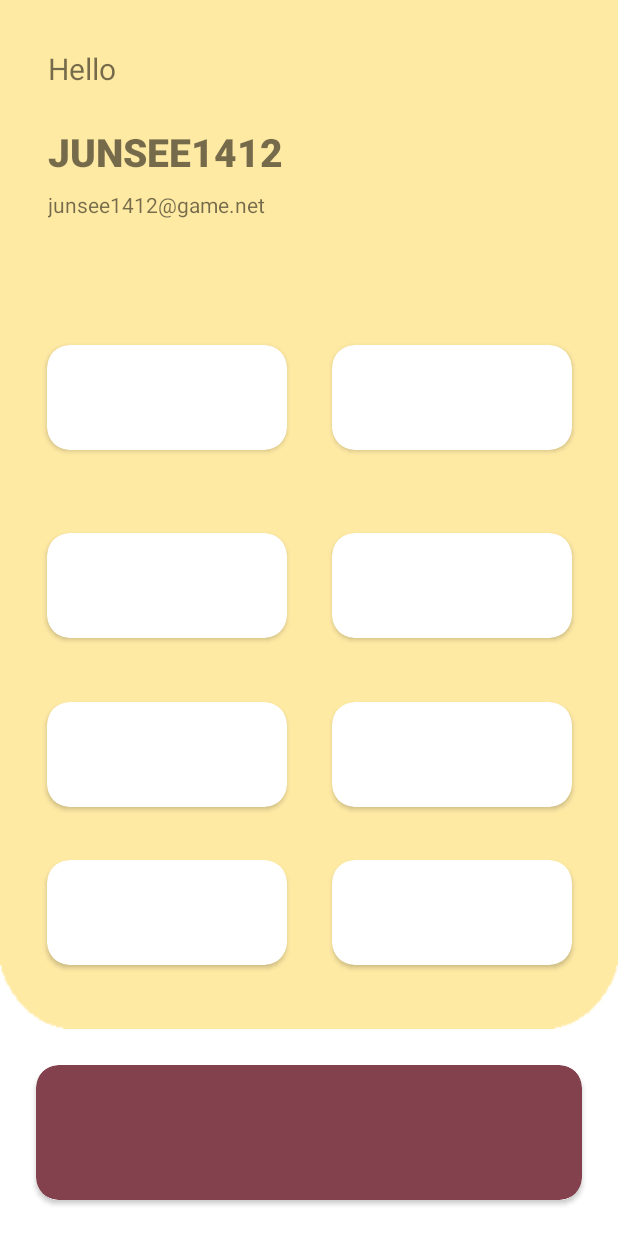
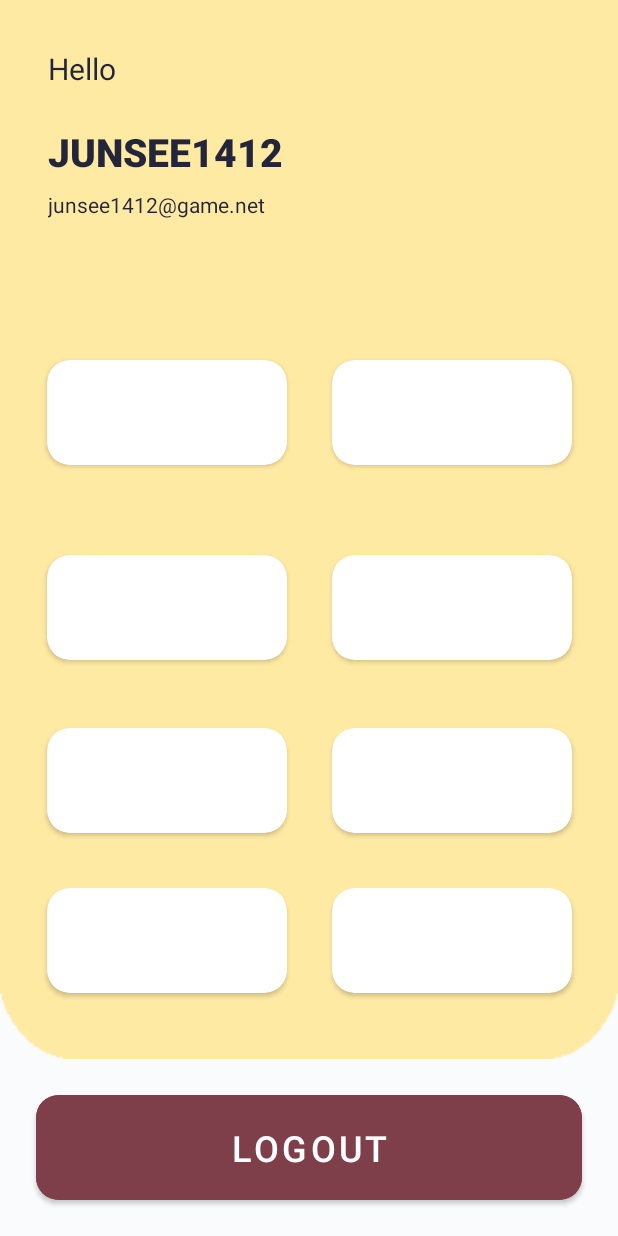
Before and after one commit to junsee1412/bone_fish_android, an Android app: the fragment tabUser shown on its own in the app's theme, on a phone screen of 412 x 824 dp. Run offline under Robolectric (Android 15) with nearby library versions, the phone set to English and light mode, and no system bars.

Commit message:
create UserTab

```diff
--- a/app/src/main/AndroidManifest.xml
+++ b/app/src/main/AndroidManifest.xml
@@ -20,7 +20,8 @@
         <activity
             android:name=".RegisterActivity"/>
         <activity
-            android:name=".SplashActivity1">
+            android:name=".SplashActivity1"
+            android:noHistory="true">
             <intent-filter>
                 <action android:name="android.intent.action.MAIN" />
 
--- a/app/src/main/java/com/example/doan/LoginActivity.java
+++ b/app/src/main/java/com/example/doan/LoginActivity.java
@@ -87,8 +87,8 @@ public class LoginActivity extends AppCompatActivity {
 
     private void toMainActivity(String token) {
         Intent intent = new Intent(this, MainActivity.class);
-        db.QueryData("DELETE FROM token");
-        db.QueryData("DELETE FROM bill");
+//        db.QueryData("DELETE FROM token");
+//        db.QueryData("DELETE FROM bill");
         db.QueryData("INSERT INTO token VALUES(null,'"+token+"')");
         startActivity(intent);
     }
--- a/app/src/main/java/com/example/doan/api/apiUser.java
+++ b/app/src/main/java/com/example/doan/api/apiUser.java
@@ -6,8 +6,10 @@ import retrofit2.Call;
 import retrofit2.http.DELETE;
 import retrofit2.http.Field;
 import retrofit2.http.FormUrlEncoded;
+import retrofit2.http.GET;
 import retrofit2.http.POST;
 import retrofit2.http.PUT;
+import retrofit2.http.Path;
 
 public interface apiUser {
     @FormUrlEncoded
@@ -22,6 +24,9 @@ public interface apiUser {
     @PUT("/api/user")
     Call<User> UpdatePassword(@Field("token") String token, @Field("pass") String pass);
 
+    @GET("/api/user/{token}")
+    Call<User> GetUser(@Path("token") String token);
+
     @FormUrlEncoded
     @DELETE("/api/user")
     Call<User> DelUser(@Field("token") String token, @Field("pass") String pass);
--- a/app/src/main/java/com/example/doan/tabforMain/tabUser.java
+++ b/app/src/main/java/com/example/doan/tabforMain/tabUser.java
@@ -1,20 +1,39 @@
 package com.example.doan.tabforMain;
 
+import android.content.Context;
+import android.content.Intent;
 import android.os.Bundle;
 import android.util.Log;
 import android.view.LayoutInflater;
 import android.view.View;
 import android.view.ViewGroup;
+import android.widget.Button;
+import android.widget.TextView;
 
 import androidx.fragment.app.Fragment;
 
 import com.example.doan.R;
+import com.example.doan.SplashActivity1;
+import com.example.doan.api.apiUser;
+import com.example.doan.common.Service;
+import com.example.doan.common.sqlite;
+import com.example.doan.model.User;
+
+import retrofit2.Call;
+import retrofit2.Callback;
+import retrofit2.Response;
 
 public class tabUser extends Fragment {
+
+    Service service;
+    apiUser serviceUser = service.retrofit.create(apiUser.class);
 
     private String token;
     private Bundle bundle;
     private View view;
+    private Context context;
+    private Button logout;
+    private TextView username, useremail;
 
     @Override
     public void onCreate(Bundle savedInstanceState) {
@@ -26,15 +45,54 @@ public class tabUser extends Fragment {
                              Bundle savedInstanceState) {
         // Inflate the layout for this fragment
         view = inflater.inflate(R.layout.fragment_tab_user, container, false);
+        context = getActivity();
         intUI();
         bundle = this.getArguments();
         if (getArguments() != null) {
             token = bundle.getString("token");
+            getUserByToken(token);
         }
-        Log.d("runrun","okela: "+token);
         return view;
     }
 
+    private void getUserByToken(String token) {
+        serviceUser.GetUser(token).enqueue(new Callback<User>() {
+            @Override
+            public void onResponse(Call<User> call, Response<User> response) {
+                if (response.isSuccessful()) {
+                    User user = response.body();
+                    String email = user.getEmail();
+                    showProfile(email);
+                }
+            }
+
+            @Override
+            public void onFailure(Call<User> call, Throwable t) {
+                Log.d("error:", "Error");
+            }
+        });
+    }
+
     private void intUI() {
+        username = view.findViewById(R.id.userName);
+        useremail = view.findViewById(R.id.emailUser);
+        logout = view.findViewById(R.id.Logout);
+
+        logout.setOnClickListener(v -> Logout());
+    }
+
+    private void showProfile(String email) {
+        int index = email.indexOf("@");
+        String nameShow = email.substring(0,index);
+        username.setText(nameShow);
+        useremail.setText(email);
+    }
+
+    private void Logout() {
+        Intent intent = new Intent(context, SplashActivity1.class);
+        sqlite db = new sqlite(context, "bone_fish.sqlite", null, 1);
+        db.QueryData("DELETE FROM token");
+        db.QueryData("DELETE FROM bill");
+        context.startActivity(intent);
     }
 }
--- a/app/src/main/res/layout/fragment_tab_user.xml
+++ b/app/src/main/res/layout/fragment_tab_user.xml
@@ -4,7 +4,7 @@
     xmlns:tools="http://schemas.android.com/tools"
     android:layout_width="match_parent"
     android:layout_height="match_parent"
-    android:background="#FFFFFF"
+    android:background="#F9FBFC"
     tools:context=".tabforMain.tabUser">
 
 
@@ -27,6 +27,7 @@
             android:layout_marginTop="32dp"
             android:text="Hello"
             android:textSize="20dp"
+            android:textColor="#DF03082B"
             app:layout_constraintStart_toStartOf="parent"
             app:layout_constraintTop_toTopOf="parent" />
 
@@ -39,6 +40,7 @@
             android:text="JUNSEE1412"
             android:textSize="26dp"
             android:textStyle="bold"
+            android:textColor="#DF03082B"
             app:layout_constraintStart_toStartOf="@+id/textView"
             app:layout_constraintTop_toBottomOf="@+id/textView" />
 
@@ -48,6 +50,7 @@
             android:layout_height="wrap_content"
             android:layout_marginTop="8dp"
             android:text="junsee1412@game.net"
+            android:textColor="#DF03082B"
             app:layout_constraintStart_toStartOf="@+id/userName"
             app:layout_constraintTop_toBottomOf="@+id/userName" />
 
@@ -147,7 +150,7 @@
     <androidx.cardview.widget.CardView
         android:id="@+id/cardView2"
         android:layout_width="0dp"
-        android:layout_height="90dp"
+        android:layout_height="70dp"
         android:layout_marginStart="24dp"
         android:layout_marginLeft="24dp"
         android:layout_marginEnd="24dp"
@@ -157,8 +160,16 @@
         app:cardCornerRadius="15dp"
         app:layout_constraintBottom_toBottomOf="parent"
         app:layout_constraintEnd_toEndOf="parent"
-        app:layout_constraintStart_toStartOf="parent" >
+        app:layout_constraintStart_toStartOf="parent">
 
+        <Button
+            android:id="@+id/Logout"
+            android:layout_width="match_parent"
+            android:layout_height="match_parent"
+            android:background="#83414E"
+            android:text="Logout"
+            android:textSize="24sp"
+            app:backgroundTint="#7E3F4B" />
     </androidx.cardview.widget.CardView>
 
 </androidx.constraintlayout.widget.ConstraintLayout>
```
Also changed, not shown: app/src/main/java/com/example/doan/SplashActivity1.java (+11 -1 lines), app/src/main/res/layout/activity_product.xml (+65 -23 lines).
